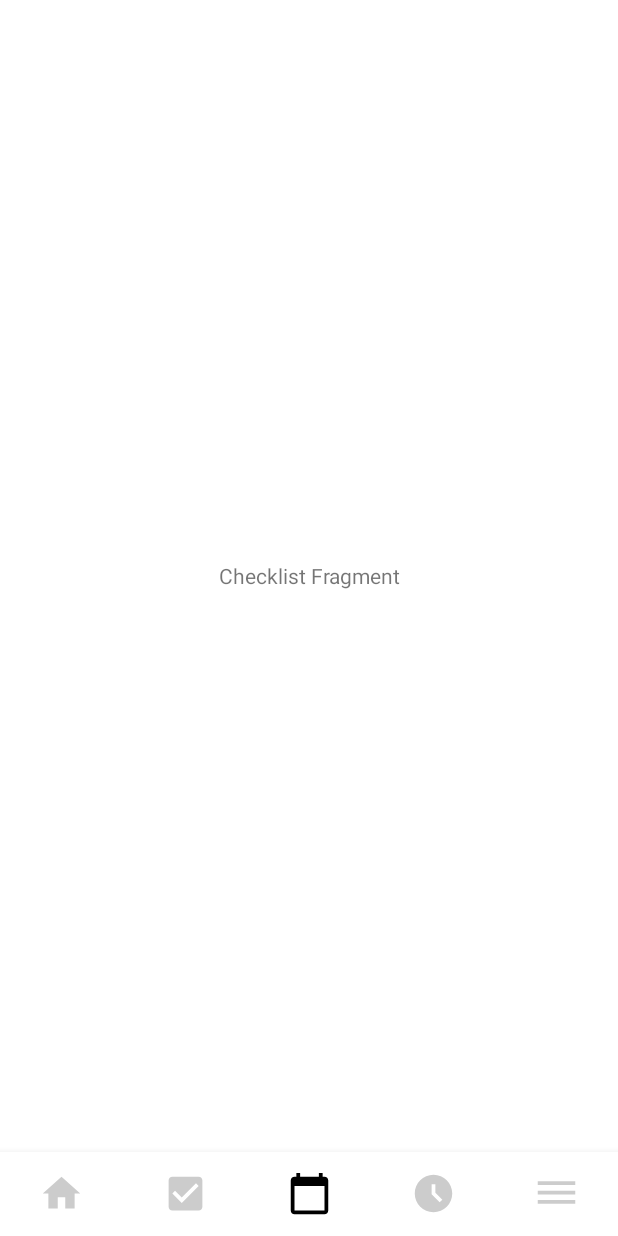
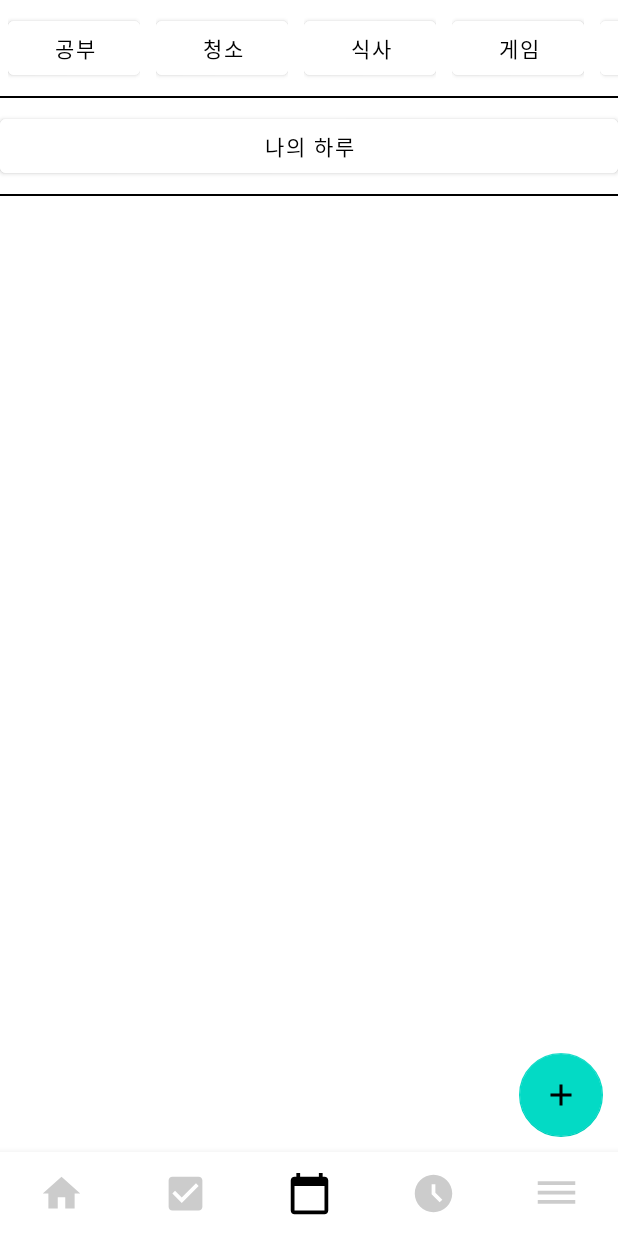
Before and after one commit to day-23/haru-android, an Android app: the fragment ChecklistFragment placed in its activity, on a phone screen of 412 x 824 dp. Run offline under Robolectric (Android 15) with nearby library versions, the phone set to English and light mode, and no system bars; our stand-ins replace data binding; 1 statement that could not run was skipped.

Commit message:
feature: MVVM패턴에 따른 recyclerview 구현 및 기본 레이아웃 구성

```diff
--- a/app/build.gradle
+++ b/app/build.gradle
@@ -32,7 +32,9 @@ android {
     }
     buildFeatures {
         viewBinding true
+        dataBinding true
     }
+
 }
 
 dependencies {
--- /dev/null
+++ b/app/src/main/java/com/example/haru/data/api/TagService.kt
@@ -0,0 +1,11 @@
+package com.example.haru.data.api
+
+import com.example.haru.data.model.Tag
+import com.example.haru.data.model.User
+import retrofit2.http.GET
+import retrofit2.http.Path
+
+interface TagService {
+    @GET("tag/{user}")
+    suspend fun getTag(@Path("user") user: User): List<Tag>
+}
--- /dev/null
+++ b/app/src/main/java/com/example/haru/data/model/Tag.kt
@@ -0,0 +1,11 @@
+package com.example.haru.data.model
+
+import java.util.Date
+
+data class Tag(
+    var id: Int,
+    var content: String,
+    var createdAt: Date,
+    var updatedAt: Date,
+    var deletedAt: Date?
+)
--- a/app/src/main/java/com/example/haru/data/model/Todo.kt
+++ b/app/src/main/java/com/example/haru/data/model/Todo.kt
@@ -1,4 +1,18 @@
 package com.example.haru.data.model
 
-class Todo {
-}
+import java.util.Date
+
+data class Todo (
+    val id: Int,
+    val content: String,
+    val todayTodo: Boolean,
+    val flag: Boolean,
+    val repeatOption: String,
+    val repeat: String,
+    val createdAt: Date,
+    val updatedAt: Date,
+    val deletedAt: Date?,
+    val user: User,
+//    val todolog,
+//    val subtodo,
+)
--- a/app/src/main/java/com/example/haru/data/model/TodoResponse.kt
+++ b/app/src/main/java/com/example/haru/data/model/TodoResponse.kt
@@ -1,4 +1,5 @@
 package com.example.haru.data.model
 
 class TodoResponse {
+
 }
--- /dev/null
+++ b/app/src/main/java/com/example/haru/data/repository/TagRepository.kt
@@ -0,0 +1,11 @@
+package com.example.haru.data.repository
+
+import com.example.haru.data.api.TagService
+import com.example.haru.data.model.Tag
+import com.example.haru.data.model.User
+
+class TagRepository(private val tagService: TagService) {
+    suspend fun getTag(user: User): List<Tag> {
+        return tagService.getTag(user)
+    }
+}
--- a/app/src/main/java/com/example/haru/utils/CustomToast.kt
+++ b/app/src/main/java/com/example/haru/utils/CustomToast.kt
@@ -15,8 +15,8 @@ object CustomToast {
 
         return Toast(context).apply {
             setGravity(Gravity.BOTTOM or Gravity.CENTER, 0, 40.toDP())
-            duration
-            view = binding.root
+//            duration
+//            view = binding.root
         }
     }
 
--- /dev/null
+++ b/app/src/main/java/com/example/haru/view/adapter/TagAdapter.kt
@@ -0,0 +1,43 @@
+package com.example.haru.view.adapter
+
+import android.content.Context
+import android.util.Log
+import android.view.LayoutInflater
+import android.view.ViewGroup
+import androidx.recyclerview.widget.RecyclerView
+import com.example.haru.data.model.Tag
+import com.example.haru.databinding.FragmentChecklistTagBinding
+
+//private var data: MutableList<Tag>,
+class TagAdapter(val context: Context) :
+    RecyclerView.Adapter<TagAdapter.TagViewHolder>() {
+    private var data = emptyList<Tag>()
+
+    override fun onCreateViewHolder(parent: ViewGroup, viewType: Int): TagViewHolder {
+        val binding =
+            FragmentChecklistTagBinding.inflate(LayoutInflater.from(context), parent, false)
+        return TagViewHolder(binding)
+    }
+
+    override fun getItemCount(): Int = data.count()
+
+    override fun onBindViewHolder(holder: TagViewHolder, position: Int) {
+        holder.bind(data[position])
+    }
+
+    inner class TagViewHolder(val binding: FragmentChecklistTagBinding) :
+        RecyclerView.ViewHolder(binding.root) {
+
+        fun bind(item: Tag) {
+            binding.tag = item
+            Log.d("TAG", binding.tag.toString())
+        }
+    }
+
+    fun setDataList(dataList: List<Tag>) {
+        this.data = dataList
+        notifyDataSetChanged()
+    }
+
+
+}
--- a/app/src/main/java/com/example/haru/view/checklist/ChecklistFragment.kt
+++ b/app/src/main/java/com/example/haru/view/checklist/ChecklistFragment.kt
@@ -5,14 +5,26 @@ import android.util.Log
 import android.view.LayoutInflater
 import android.view.View
 import android.view.ViewGroup
+import androidx.databinding.DataBindingUtil
 import androidx.fragment.app.Fragment
+import androidx.lifecycle.LifecycleObserver
+import androidx.recyclerview.widget.LinearLayoutManager
+import androidx.recyclerview.widget.RecyclerView
 import com.example.haru.R
+import com.example.haru.data.model.Tag
+import com.example.haru.databinding.FragmentChecklistBinding
+import com.example.haru.view.adapter.TagAdapter
+import com.example.haru.viewmodel.RecyclerViewModel
+import java.util.*
 
-class ChecklistFragment : Fragment() {
-    companion object{
-        const val TAG : String = "로그"
+class ChecklistFragment : Fragment(), LifecycleObserver {
+    private lateinit var binding: FragmentChecklistBinding
+    private lateinit var recyclerViewModel: RecyclerViewModel
 
-        fun newInstance() : ChecklistFragment {
+    companion object {
+        const val TAG: String = "로그"
+
+        fun newInstance(): ChecklistFragment {
             return ChecklistFragment()
         }
     }
@@ -21,6 +33,11 @@ class ChecklistFragment : Fragment() {
         super.onCreate(savedInstanceState)
         Log.d(TAG, "ChecklistFragment - onCreate() called")
 
+        recyclerViewModel = RecyclerViewModel(RecyclerViewModel.requestTagList)
+
+        binding.btnAddTodo.setOnClickListener{
+
+        }
     }
 
     override fun onCreateView(
@@ -30,7 +47,31 @@ class ChecklistFragment : Fragment() {
     ): View? {
         Log.d(TAG, "ChecklistFragment - onCreateView() called")
 
-        return inflater.inflate(R.layout.fragment_checklist, container, false)
+        binding = FragmentChecklistBinding.inflate(inflater)
+        return binding.root
+    }
+
+    override fun onViewCreated(view: View, savedInstanceState: Bundle?) {
+        super.onViewCreated(view, savedInstanceState)
+        initTagList()
+//        tagAdapter = TagAdapter(datas)
+//        binding.recyclerTags.layoutManager =
+//            LinearLayoutManager(activity, RecyclerView.HORIZONTAL, false)
+//        binding.recyclerTags.adapter = tagAdapter
+    }
+
+    private fun initTagList() {
+        val tagListView: RecyclerView = binding.recyclerTags
+        val tagAdapter = TagAdapter(requireContext())
+
+        tagListView.adapter = tagAdapter
+        tagListView.layoutManager =
+            LinearLayoutManager(requireContext(), LinearLayoutManager.HORIZONTAL, false)
+
+        recyclerViewModel.dataList.observe(viewLifecycleOwner, androidx.lifecycle.Observer {
+            val dataList = it.filterIsInstance<Tag>()
+            tagAdapter.setDataList(dataList)
+        })
     }
 
 }
--- /dev/null
+++ b/app/src/main/java/com/example/haru/view/checklist/ChecklistInputFragment.kt
@@ -0,0 +1,50 @@
+package com.example.haru.view.checklist
+
+import android.os.Bundle
+import androidx.fragment.app.Fragment
+import android.view.LayoutInflater
+import android.view.View
+import android.view.ViewGroup
+import com.example.haru.R
+import com.example.haru.databinding.FragmentChecklistInputBinding
+import com.google.android.material.bottomsheet.BottomSheetDialogFragment
+
+// TODO: Rename parameter arguments, choose names that match
+// the fragment initialization parameters, e.g. ARG_ITEM_NUMBER
+private const val ARG_PARAM1 = "param1"
+private const val ARG_PARAM2 = "param2"
+
+/**
+ * A simple [Fragment] subclass.
+ * Use the [ChecklistInputFragment.newInstance] factory method to
+ * create an instance of this fragment.
+ */
+class ChecklistInputFragment : BottomSheetDialogFragment() {
+    private lateinit var binding: FragmentChecklistInputBinding
+    // TODO: Rename and change types of parameters
+    private var param1: String? = null
+    private var param2: String? = null
+
+    companion object {
+        const val TAG: String = "로그"
+
+        fun newInstance(): ChecklistInputFragment {
+            return ChecklistInputFragment()
+        }
+    }
+
+    override fun onCreate(savedInstanceState: Bundle?) {
+        super.onCreate(savedInstanceState)
+        arguments?.let {
+            param1 = it.getString(ARG_PARAM1)
+            param2 = it.getString(ARG_PARAM2)
+        }
+    }
+
+    override fun onCreateView(inflater: LayoutInflater, container: ViewGroup?,
+                              savedInstanceState: Bundle?): View? {
+
+        return inflater.inflate(R.layout.fragment_checklist_input, container, false)
+    }
+
+}
--- a/app/src/main/java/com/example/haru/view/sns/SnsFragment.kt
+++ b/app/src/main/java/com/example/haru/view/sns/SnsFragment.kt
@@ -50,7 +50,6 @@ class SnsFragment : Fragment() {
             .client(OkHttpClient())
             .build()
 
-
         val userService = retrofit.create(UserService::class.java)
         val userRepository = UserRepository(userService)
 
--- /dev/null
+++ b/app/src/main/java/com/example/haru/viewmodel/RecyclerViewModel.kt
@@ -0,0 +1,100 @@
+package com.example.haru.viewmodel
+
+import android.util.Log
+import androidx.coordinatorlayout.widget.CoordinatorLayout.Behavior.getTag
+import androidx.lifecycle.LiveData
+import androidx.lifecycle.MutableLiveData
+import androidx.lifecycle.ViewModel
+import com.example.haru.data.api.UserService
+import com.example.haru.data.model.Tag
+import com.example.haru.data.model.User
+import com.example.haru.data.repository.TagRepository
+import java.util.*
+import kotlin.collections.ArrayList
+
+//, private val tagRepository: TagRepository
+class RecyclerViewModel(private val mode: Int) :
+    ViewModel() {
+    private lateinit var list: List<Any?>
+
+    private val _dataList = MutableLiveData<List<Any?>>()
+    val dataList: LiveData<List<Any?>> = _dataList
+
+
+    companion object {
+        const val requestTagList = 0
+    }
+
+    init {
+        when (mode) {
+            requestTagList -> {
+                getTag()
+            }
+        }
+    }
+//    user: User
+    private fun getTag() {
+        this@RecyclerViewModel.list = arrayListOf(
+            Tag(
+                id = 1,
+                content = "공부",
+                createdAt = Date(System.currentTimeMillis()),
+                updatedAt = Date(System.currentTimeMillis()),
+                deletedAt = null
+            ),
+            Tag(
+                id = 2,
+                content = "청소",
+                createdAt = Date(System.currentTimeMillis()),
+                updatedAt = Date(System.currentTimeMillis()),
+                deletedAt = null,
+            ),
+            Tag(
+                id = 3,
+                content = "식사",
+                createdAt = Date(System.currentTimeMillis()),
+                updatedAt = Date(System.currentTimeMillis()),
+                deletedAt = null
+            ),
+            Tag(
+                id = 4,
+                content = "게임",
+                createdAt = Date(System.currentTimeMillis()),
+                updatedAt = Date(System.currentTimeMillis()),
+                deletedAt = null
+            ),
+            Tag(
+                id = 5,
+                content = "회사",
+                createdAt = Date(System.currentTimeMillis()),
+                updatedAt = Date(System.currentTimeMillis()),
+                deletedAt = null
+            ),
+            Tag(
+                id = 6,
+                content = "집",
+                createdAt = Date(System.currentTimeMillis()),
+                updatedAt = Date(System.currentTimeMillis()),
+                deletedAt = null
+            ),
+            Tag(
+                id = 7,
+                content = "완료",
+                createdAt = Date(System.currentTimeMillis()),
+                updatedAt = Date(System.currentTimeMillis()),
+                deletedAt = null
+            ),
+            Tag(
+                id = 8,
+                content = "중요",
+                createdAt = Date(System.currentTimeMillis()),
+                updatedAt = Date(System.currentTimeMillis()),
+                deletedAt = null
+            )
+        )
+        _dataList.value = this@RecyclerViewModel.list
+//            tagRepository.getTag(user = user)
+
+
+    }
+}
--- /dev/null
+++ b/app/src/main/res/drawable/ic_baseline_add.xml
@@ -0,0 +1,10 @@
+<vector xmlns:android="http://schemas.android.com/apk/res/android"
+    android:width="24dp"
+    android:height="24dp"
+    android:tint="#FFFFFF"
+    android:viewportWidth="24"
+    android:viewportHeight="24">
+    <path
+        android:fillColor="@android:color/white"
+        android:pathData="M19,13h-6v6h-2v-6H5v-2h6V5h2v6h6v2z" />
+</vector>
--- a/app/src/main/res/layout/fragment_checklist.xml
+++ b/app/src/main/res/layout/fragment_checklist.xml
@@ -1,12 +1,72 @@
 <?xml version="1.0" encoding="utf-8"?>
-<androidx.constraintlayout.widget.ConstraintLayout xmlns:android="http://schemas.android.com/apk/res/android"
+<androidx.coordinatorlayout.widget.CoordinatorLayout xmlns:android="http://schemas.android.com/apk/res/android"
+    xmlns:app="http://schemas.android.com/apk/res-auto"
+    xmlns:tools="http://schemas.android.com/tools"
     android:layout_width="match_parent"
-    android:layout_height="match_parent">
+    android:layout_height="match_parent"
+    android:gravity="center_horizontal"
+    android:orientation="vertical">
 
-    <TextView
+    <LinearLayout
         android:layout_width="match_parent"
         android:layout_height="match_parent"
-        android:gravity="center"
-        android:text="Checklist Fragment"
-        />
-</androidx.constraintlayout.widget.ConstraintLayout>
+        android:orientation="vertical">
+
+        <androidx.recyclerview.widget.RecyclerView
+            android:id="@+id/recycler_tags"
+            android:layout_width="wrap_content"
+            android:layout_height="wrap_content"
+            android:layout_marginTop="8dp"
+            android:orientation="horizontal"
+            app:layoutManager="androidx.recyclerview.widget.LinearLayoutManager" />
+
+        <View
+            android:layout_width="match_parent"
+            android:layout_height="1dp"
+            android:layout_marginTop="8dp"
+            android:background="@color/black" />
+
+        <Button
+            android:layout_width="match_parent"
+            android:layout_height="wrap_content"
+            android:layout_marginTop="8dp"
+            android:backgroundTint="@color/white"
+            android:text="나의 하루"
+            android:textColor="@color/black" />
+
+        <View
+            android:layout_width="match_parent"
+            android:layout_height="1dp"
+            android:layout_marginTop="8dp"
+            android:background="@color/black" />
+
+        <androidx.recyclerview.widget.RecyclerView
+            android:layout_width="match_parent"
+            android:layout_height="match_parent"
+            android:layout_marginTop="8dp"
+            android:orientation="vertical"
+            app:layoutManager="androidx.recyclerview.widget.LinearLayoutManager">
+
+        </androidx.recyclerview.widget.RecyclerView>
+    </LinearLayout>
+
+
+    <FrameLayout
+        android:layout_width="wrap_content"
+        android:layout_height="wrap_content"
+        android:layout_gravity="bottom|right"
+        android:layout_margin="10dp">
+
+        <com.google.android.material.floatingactionbutton.FloatingActionButton
+            android:id="@+id/btn_add_todo"
+            android:layout_width="wrap_content"
+            android:layout_height="wrap_content"
+            android:layout_gravity="end"
+            android:clickable="true"
+            android:elevation="15dp"
+            android:outlineProvider="none"
+            android:tint="@color/white"
+            app:srcCompat="@drawable/ic_baseline_add" />
+    </FrameLayout>
+
+</androidx.coordinatorlayout.widget.CoordinatorLayout>
--- /dev/null
+++ b/app/src/main/res/layout/fragment_checklist_input.xml
@@ -0,0 +1,14 @@
+<?xml version="1.0" encoding="utf-8"?>
+<FrameLayout xmlns:android="http://schemas.android.com/apk/res/android"
+    xmlns:tools="http://schemas.android.com/tools"
+    android:layout_width="match_parent"
+    android:layout_height="match_parent"
+    tools:context=".view.checklist.ChecklistInputFragment">
+
+    <!-- TODO: Update blank fragment layout -->
+    <TextView
+        android:layout_width="match_parent"
+        android:layout_height="match_parent"
+        android:text="@string/hello_blank_fragment" />
+
+</FrameLayout>
--- /dev/null
+++ b/app/src/main/res/layout/fragment_checklist_item.xml
@@ -0,0 +1,6 @@
+<?xml version="1.0" encoding="utf-8"?>
+<androidx.constraintlayout.widget.ConstraintLayout xmlns:android="http://schemas.android.com/apk/res/android"
+    android:layout_width="match_parent"
+    android:layout_height="match_parent">
+
+</androidx.constraintlayout.widget.ConstraintLayout>
--- /dev/null
+++ b/app/src/main/res/layout/fragment_checklist_tag.xml
@@ -0,0 +1,27 @@
+<?xml version="1.0" encoding="utf-8"?>
+<layout xmlns:android="http://schemas.android.com/apk/res/android">
+
+    <data>
+        <variable
+            name="tag"
+            type="com.example.haru.data.model.Tag" />
+    </data>
+
+    <LinearLayout
+        android:layout_width="wrap_content"
+        android:layout_height="wrap_content"
+        android:layout_marginHorizontal="5dp"
+        android:orientation="vertical">
+
+        <Button
+            android:id="@+id/tagBtn"
+            android:layout_width="wrap_content"
+            android:layout_height="wrap_content"
+            android:layout_weight="1"
+            android:backgroundTint="@color/white"
+            android:text="@{tag.content}"
+            android:textColor="@color/black" />
+
+    </LinearLayout>
+
+</layout>
--- a/build.gradle
+++ b/build.gradle
@@ -1,6 +1,6 @@
 // Top-level build file where you can add configuration options common to all sub-projects/modules.
 plugins {
-    id 'com.android.application' version '7.3.1' apply false
-    id 'com.android.library' version '7.3.1' apply false
+    id 'com.android.application' version '7.4.2' apply false
+    id 'com.android.library' version '7.4.2' apply false
     id 'org.jetbrains.kotlin.android' version '1.7.20' apply false
 }
```
Also changed, not shown: gradle/wrapper/gradle-wrapper.properties.
